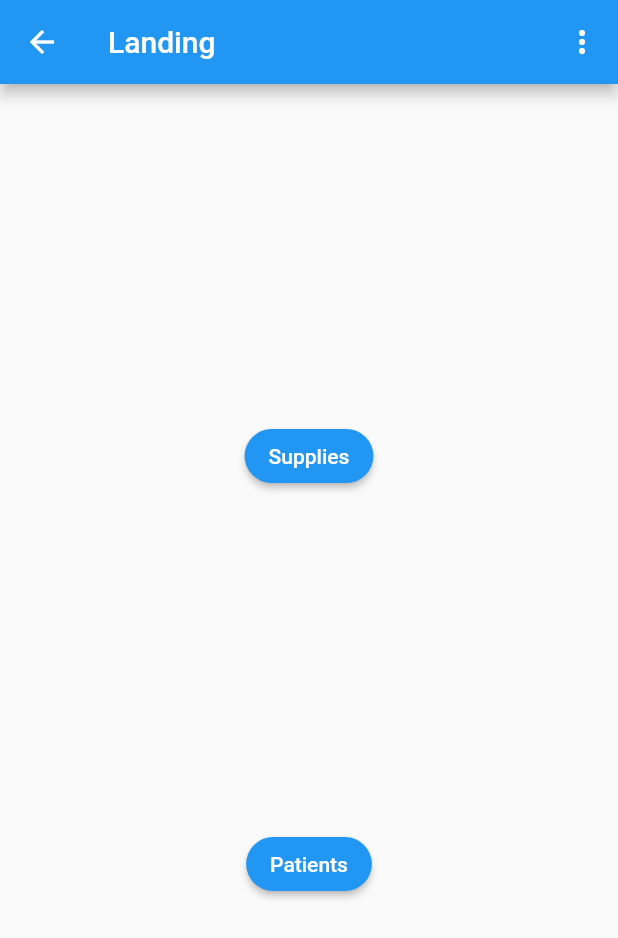
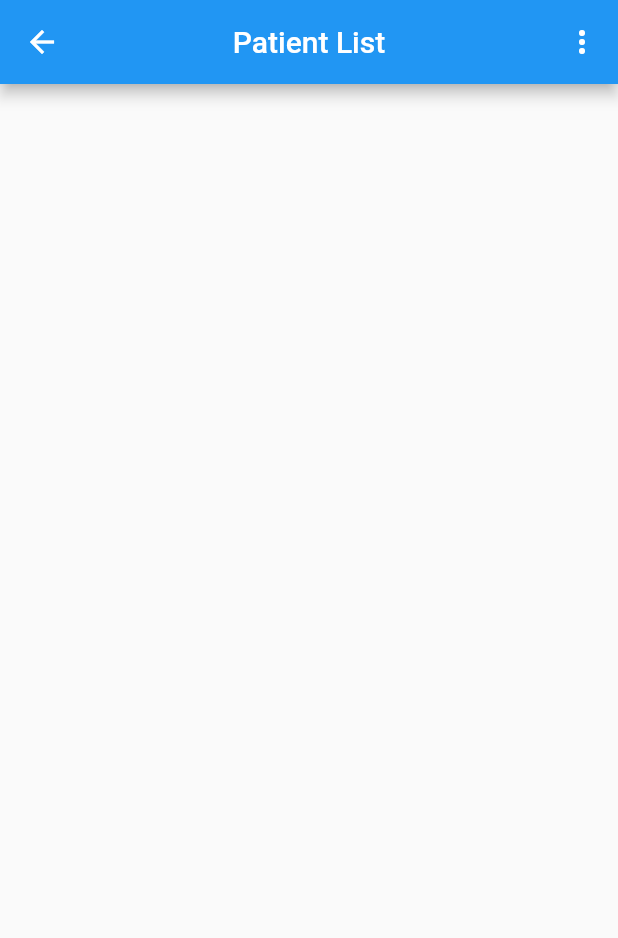
Before and after one commit to leilaabdel/37-hr-flutter-course, a Flutter app: the NotesView screen opened by its route, after a tap on "Patients", on a phone screen of 412 x 824 dp. Shown: the top 938 px of the screen. Run offline on Flutter 3.47's test engine with Material 2 defaults, Android fonts, the phone set to English and light mode, and no system bars; our stand-ins replace cloud_firestore, firebase_auth, firebase_core, sqflite; accounts and stored records are empty; network calls fail.

Commit message:
[MOD] Added patients to db

```diff
--- a/lib/constants/routes.dart
+++ b/lib/constants/routes.dart
@@ -5,3 +5,4 @@ const verifyEmailRoute = '/verify_email/';
 const patientsLandingRoute = '/patientsLanding';
 const suppliesLandingRoute = '/suppliesLanding';
 const specificSupplyItemRoute = '/specificItem';
+const specificPatientItemRoute = '/specificPatient';
--- a/lib/enums/menu_action.dart
+++ b/lib/enums/menu_action.dart
@@ -1 +1,3 @@
 enum MenuAction { logout }
+
+enum PatientMenuAction { addNewPatient }
--- a/lib/main.dart
+++ b/lib/main.dart
@@ -2,6 +2,7 @@ import 'package:flutter/material.dart';
 import 'package:mynotes/constants/routes.dart';
 import 'package:mynotes/views/notes/item_view.dart';
 import 'package:mynotes/views/notes/notes_view.dart';
+import 'package:mynotes/views/notes/patient_view.dart';
 import 'package:mynotes/views/notes/supply_view.dart';
 import 'package:mynotes/views/sign_in/home_view.dart';
 import 'package:mynotes/views/sign_in/login_view.dart';
@@ -24,6 +25,7 @@ void main() {
       notesRoute: (context) => const NotesView(),
       verifyEmailRoute: (context) => const VerifyEmailView(),
       suppliesLandingRoute: (context) => const SupplyView(),
+      patientsLandingRoute: (context) => const PatientView(),
     },
     onGenerateRoute: router.generateRoute,
   ));
--- /dev/null
+++ b/lib/services/crud/database_service.dart
@@ -0,0 +1,19 @@
+import 'dart:developer';
+
+import 'package:mynotes/services/crud/patient_service.dart';
+import 'package:path/path.dart';
+import 'package:path_provider/path_provider.dart';
+import 'package:sqflite/sqflite.dart';
+
+import 'crud_exceptions.dart';
+
+class DatabaseService {
+  static final DatabaseService _shared = DatabaseService._sharedInstance();
+
+  DatabaseService._sharedInstance();
+
+  factory DatabaseService() => _shared;
+  Database? db;
+}
+
+const dbName = 'ghops.db';
--- a/lib/services/crud/notes_service.dart
+++ b/lib/services/crud/notes_service.dart
@@ -2,6 +2,7 @@ import 'dart:async';
 import 'dart:developer';
 import 'package:cloud_firestore/cloud_firestore.dart';
 import 'package:flutter/material.dart';
+import 'package:mynotes/services/crud/database_service.dart';
 import 'package:mynotes/views/notes/supply_view.dart';
 import 'package:sqflite/sqflite.dart';
 import 'package:path_provider/path_provider.dart'
@@ -47,7 +48,8 @@ class NotesService {
   Future<void> _catchClinicItems() async {
     log("(**** CACHING ****");
     final allClinicItems = await getAllClinicItems();
-    log("ALL ITEMS: $allClinicItems");
+    var count = allClinicItems.length;
+    log("ALL ITEMS: $count");
     _clinicItems = allClinicItems.toList();
     _clinicItemStreamController.add(_clinicItems);
   }
@@ -154,7 +156,7 @@ class NotesService {
     final db = _getDatabaseOrThrow();
     final items = await db.query(clinicItemTable);
     final result = items.map((itemRow) => ClinicItem.fromRow(itemRow));
-    log("MAPPED RESULTS $result");
+    //log("MAPPED RESULTS $result");
     return result;
   }
 
--- /dev/null
+++ b/lib/services/crud/patient_service.dart
@@ -0,0 +1,262 @@
+import 'dart:async';
+import 'dart:developer';
+import 'package:cloud_firestore/cloud_firestore.dart';
+import 'package:flutter/material.dart';
+import 'package:mynotes/views/notes/patient_view.dart';
+import 'package:mynotes/views/notes/supply_view.dart';
+import 'package:sqflite/sqflite.dart';
+import 'package:path_provider/path_provider.dart'
+    show MissingPlatformDirectoryException, getApplicationDocumentsDirectory;
+import 'package:path/path.dart' show join;
+
+import 'crud_exceptions.dart';
+import 'package:cloud_firestore/cloud_firestore.dart';
+
+import 'database_service.dart';
+
+class PatientService {
+  static final PatientService _shared = PatientService._sharedInstance();
+  PatientService._sharedInstance() {
+    _patientRecordsStreamController =
+        StreamController<List<PatientRecord>>.broadcast(
+      onListen: () {
+        _patientRecordsStreamController.sink.add(_patientRecords);
+      },
+    );
+  }
+
+  factory PatientService() => _shared;
+
+  List<PatientRecord> _patientRecords = [];
+
+  late final StreamController<List<PatientRecord>>
+      _patientRecordsStreamController;
+
+  Stream<List<PatientRecord>> get allPatientRecords =>
+      _patientRecordsStreamController.stream;
+
+  Future<void> _catchPatientRecords() async {
+    log("(**** CACHING ****");
+    final allPatientRecords = await getAllPatientRecords();
+    log("ALL ITEMS: $allPatientRecords");
+    _patientRecords = allPatientRecords.toList();
+    _patientRecordsStreamController.add(_patientRecords);
+  }
+
+  Future<PatientRecord> createPatientRecord(
+      {required PatientCloudRecord record}) async {
+    _ensureDBIsOpen();
+    final db = _getDatabaseOrThrow();
+    print("Creating item");
+
+    // create the item
+    final patientId = await db.insert(patientRecordsTable, {
+      idColumn: record.id,
+      address1Column: record.address_1,
+      address2Column: record.address_2,
+      addressOfNextOfKinColumn: record.address_of_next_of_kin,
+      ageColumn: record.age,
+      contactColumn: record.contact,
+      dateOfFirstAttendanceColumn:
+          record.date_of_first_attendance?.microsecondsSinceEpoch,
+      dobColumn: record.dob?.microsecondsSinceEpoch,
+      firstNameColumn: record.first_name,
+      maritalStatusColumn: record.marital_status,
+      nextOfKinColumn: record.next_of_kin,
+      occupationColumn: record.occupation,
+      placeOfBirthColumn: record.place_of_birth,
+      religionColumn: record.religion,
+      surnameColumn: record.surname
+    });
+
+    log(patientId.toString());
+
+    final databasePatientRecord = PatientRecord(
+      address_1: record.address_1,
+      address_2: record.address_2,
+      address_of_next_of_kin: record.address_of_next_of_kin,
+      age: record.age,
+      date_of_first_attendance: record.date_of_first_attendance,
+      contact: record.contact,
+      dob: record.dob,
+      first_name: record.first_name,
+      id: record.id,
+      marital_status: record.marital_status,
+      next_of_kin: record.next_of_kin,
+      occupation: record.occupation,
+      place_of_birth: record.place_of_birth,
+      religion: record.religion,
+      surname: record.surname,
+    );
+
+    _patientRecords.add(databasePatientRecord);
+    _patientRecordsStreamController.add(_patientRecords);
+    return databasePatientRecord;
+  }
+
+  Future<PatientRecord> getItem({required String id}) async {
+    _ensureDBIsOpen();
+    final db = _getDatabaseOrThrow();
+    final clinicItems = await db.query(patientRecordsTable,
+        where: 'id = ?', whereArgs: [id], limit: 1);
+    if (clinicItems.isEmpty) {
+      throw CouldNotFindNote();
+    } else {
+      final clinicItem = PatientRecord.fromRow(clinicItems.first);
+      _patientRecords.removeWhere((clinicItem) => clinicItem.id == id);
+      _patientRecords.add(clinicItem);
+      _patientRecordsStreamController.add(_patientRecords);
+      return clinicItem;
+    }
+  }
+
+  Future<Iterable<PatientRecord>> getAllPatientRecords() async {
+    await _ensureDBIsOpen();
+    final db = _getDatabaseOrThrow();
+    final items = await db.query(patientRecordsTable);
+    final result = items.map((itemRow) => PatientRecord.fromRow(itemRow));
+    log("MAPPED RESULTS $result");
+    return result;
+  }
+
+  Database _getDatabaseOrThrow() {
+    final db = DatabaseService().db;
+    log("INTERNAL DB IS $db");
+    if (db == null) {
+      throw DatabaseIsNotOpen();
+    } else {
+      return db;
+    }
+  }
+
+  Future<void> _ensureDBIsOpen() async {
+    try {
+      await open();
+    } on DatabaseAlreadyOpenException {}
+  }
+
+  Future<void> open() async {
+    if (DatabaseService().db != null) {
+      throw DatabaseAlreadyOpenException();
+    }
+    try {
+      final docsPath = await getApplicationDocumentsDirectory();
+      final dbPath = join(docsPath.path, dbName);
+      final db = await openDatabase(dbPath);
+      DatabaseService().db = db;
+      log("DB IS $DatabaseService().db");
+
+      await db.execute(createPatientsTable);
+      await _catchPatientRecords();
+    } on MissingPlatformDirectoryException {
+      throw UnableToGetDocumentsDirectory();
+    }
+  }
+
+  Future<void> close() async {
+    final db = _getDatabaseOrThrow();
+    db.close();
+    DatabaseService().db = null;
+  }
+}
+
+class PatientRecord {
+  final String id;
+  final String? address_1;
+  final String? address_2;
+  final String? address_of_next_of_kin;
+  final int? age;
+  final String? contact;
+  final DateTime? date_of_first_attendance;
+  final DateTime? dob;
+  final String first_name;
+  final String surname;
+  final String? occupation;
+  final String? marital_status;
+  final String? next_of_kin;
+  final String? place_of_birth;
+  final String? religion;
+
+  PatientRecord({
+    required this.id,
+    required this.address_1,
+    required this.address_2,
+    required this.address_of_next_of_kin,
+    required this.age,
+    required this.contact,
+    required this.date_of_first_attendance,
+    required this.dob,
+    required this.first_name,
+    required this.surname,
+    required this.occupation,
+    required this.marital_status,
+    required this.next_of_kin,
+    required this.place_of_birth,
+    required this.religion,
+  });
+
+  PatientRecord.fromRow(Map<String, Object?> map)
+      : id = map[idColumn] as String,
+        address_1 = map[address1Column] as String?,
+        address_2 = map[address2Column] as String?,
+        address_of_next_of_kin = map[addressOfNextOfKinColumn] as String?,
+        age = map[ageColumn] as int?,
+        contact = map[contactColumn] as String?,
+        date_of_first_attendance = DateTime.fromMillisecondsSinceEpoch(
+            (map[dateOfFirstAttendanceColumn] as int?) ??
+                DateTime.now().microsecondsSinceEpoch),
+        dob = DateTime.fromMillisecondsSinceEpoch(
+            (map[dobColumn] as int?) ?? DateTime.now().microsecondsSinceEpoch),
+        first_name = map[firstNameColumn] as String,
+        surname = map[surnameColumn] as String,
+        occupation = map[occupationColumn] as String?,
+        marital_status = map[maritalStatusColumn] as String?,
+        next_of_kin = map[nextOfKinColumn] as String?,
+        place_of_birth = map[placeOfBirthColumn] as String?,
+        religion = map[religionColumn] as String?;
+
+  @override
+  String toString() => 'Note, ID = $id, firstName = $first_name, id =  $id';
+
+  @override
+  bool operator ==(covariant PatientRecord other) => id == other.id;
+
+  @override
+  int get hashCode => id.hashCode;
+}
+
+const dbName = 'patients.db';
+const patientRecordsTable = 'patients';
+const idColumn = 'id';
+const address1Column = 'address_1';
+const address2Column = 'address_2';
+const addressOfNextOfKinColumn = 'address_of_next_of_kin';
+const ageColumn = 'age';
+const contactColumn = 'contact';
+const dateOfFirstAttendanceColumn = 'date_of_first_attendance';
+const dobColumn = 'dob';
+const firstNameColumn = 'first_name';
+const maritalStatusColumn = 'marital_status';
+const nextOfKinColumn = 'next_of_kin';
+const occupationColumn = 'occupation';
+const placeOfBirthColumn = 'place_of_birth';
+const religionColumn = 'religion';
+const surnameColumn = 'surname';
+
+const createPatientsTable = '''CREATE TABLE IF NOT EXISTS "patients" (
+	"address_1"	TEXT,
+	"address_2"	TEXT,
+	"address_of_next_of_kin"	TEXT,
+	"age"	INTEGER,
+	"contact"	TEXT,
+	"id"	TEXT NOT NULL UNIQUE,
+	"date_of_first_attendance"	INTEGER,
+	"dob"	INTEGER,
+	"first_name"	TEXT,
+	"marital_status"	TEXT,
+	"next_of_kin"	TEXT,
+	"occupation"	TEXT,
+	"place_of_birth"	TEXT,
+	"religion"	TEXT,
+	"surname"	TEXT
+);''';
--- a/lib/views/notes/notes_view.dart
+++ b/lib/views/notes/notes_view.dart
@@ -75,7 +75,9 @@ class _NotesViewState extends State<NotesView> {
                   shape: const StadiumBorder(),
                 ),
                 child: const Text('Patients'),
-                onPressed: () {},
+                onPressed: () {
+                  Navigator.of(context).pushNamed(patientsLandingRoute);
+                },
               ),
               Spacer()
             ],
--- /dev/null
+++ b/lib/views/notes/patient_view.dart
@@ -0,0 +1,131 @@
+import 'package:cloud_firestore/cloud_firestore.dart';
+import 'package:flutter/material.dart';
+import 'package:mynotes/constants/routes.dart';
+import 'package:mynotes/services/crud/patient_service.dart';
+
+import '../../enums/menu_action.dart';
+
+class PatientView extends StatefulWidget {
+  const PatientView({super.key});
+
+  @override
+  _PatientViewState createState() {
+    return _PatientViewState();
+  }
+}
+
+class _PatientViewState extends State<PatientView> {
+  @override
+  Widget build(BuildContext context) {
+    return Scaffold(
+      appBar: AppBar(
+        centerTitle: true,
+        title: Text('Patient List'),
+        actions: [
+          PopupMenuButton<PatientMenuAction>(
+            onSelected: (value) async {
+              switch (value) {
+                case PatientMenuAction.addNewPatient:
+                  break;
+              }
+            },
+            itemBuilder: (context) {
+              return const [
+                PopupMenuItem<PatientMenuAction>(
+                    value: PatientMenuAction.addNewPatient,
+                    child: Text('Add New'))
+              ];
+            },
+          )
+        ],
+      ),
+      body: _buildBody(context),
+    );
+  }
+
+  Widget _buildBody(BuildContext context) {
+    print(PatientService().allPatientRecords);
+    // TODO: get actual snapshot from Cloud Firestore
+    return StreamBuilder(
+      stream: PatientService().allPatientRecords,
+      builder: (context, snapshot) {
+        if (!snapshot.hasData) return LinearProgressIndicator();
+        return _buildList(context, snapshot.data!);
+      },
+    );
+  }
+
+  Widget _buildList(BuildContext context, List<PatientRecord> snapshot) {
+    return ListView(
+      padding: const EdgeInsets.only(top: 20.0),
+      children: snapshot.map((data) => _buildListItem(context, data)).toList(),
+    );
+  }
+
+  Widget _buildListItem(BuildContext context, PatientRecord data) {
+    return Padding(
+      key: ValueKey(data.id),
+      padding: const EdgeInsets.symmetric(horizontal: 16.0, vertical: 8.0),
+      child: Container(
+        decoration: BoxDecoration(
+          border: Border.all(color: Colors.grey),
+          borderRadius: BorderRadius.circular(5.0),
+        ),
+        child: ListTile(
+            title: Text(data.first_name),
+            trailing: Text(data.id.toString()),
+            onTap: () {
+              print(data);
+              Navigator.of(context)
+                  .pushNamed(specificPatientItemRoute, arguments: data);
+            }),
+      ),
+    );
+  }
+}
+
+class PatientCloudRecord {
+  final String id;
+  final String? address_1;
+  final String? address_2;
+  final String? address_of_next_of_kin;
+  final int? age;
+  final String? contact;
+  final DateTime? date_of_first_attendance;
+  final DateTime? dob;
+  final String first_name;
+  final String surname;
+  final String? occupation;
+  final String? marital_status;
+  final String? next_of_kin;
+  final String? place_of_birth;
+  final String? religion;
+  final DocumentReference reference;
+
+  PatientCloudRecord.fromMap(Map<String, dynamic> map,
+      {required this.reference})
+      : assert(map['id'] != null),
+        assert(map['first_name'] != null),
+        id = reference.id,
+        address_1 = map['address_1'],
+        address_2 = map['address_2'],
+        address_of_next_of_kin = map['address_of_next_of_kin'],
+        age = map['age'],
+        contact = map['contact'],
+        date_of_first_attendance = map['date_of_first_attendance'].toDate(),
+        dob = map['dob'].toDate(),
+        first_name = map['first_name'],
+        surname = map['surname'],
+        occupation = map['occupation'],
+        marital_status = map['marital_status'],
+        next_of_kin = map['next_of_kin'],
+        place_of_birth = map['place_of_birth'],
+        religion = map['religion'];
+
+  PatientCloudRecord.fromSnapshot(DocumentSnapshot snapshot)
+      : this.fromMap(snapshot.data() as Map<String, dynamic>,
+            reference: snapshot.reference);
+
+  @override
+  String toString() => "Record<$first_name:$surname>";
+}
```
Also changed, not shown: lib/views/sign_in/login_view.dart (+25 -6 lines).
